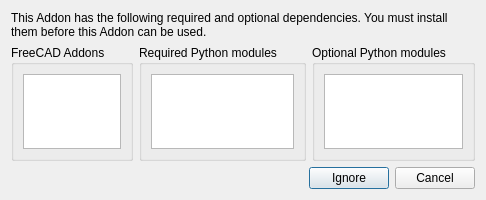
Above: dependency_resolution_dialog.ui from chennes/AddonManager before the change. Below: the same form after it.
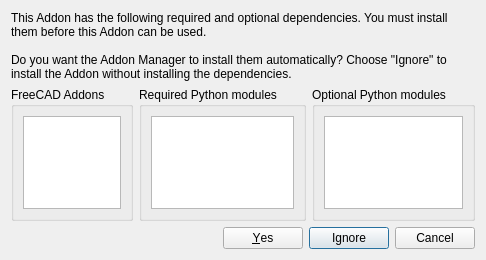
That is the form after the change.

Commit message: Addon manager: install dependencies (#5376)

```diff
--- a/dependency_resolution_dialog.ui
+++ b/dependency_resolution_dialog.ui
@@ -10,7 +10,7 @@
     <x>0</x>
     <y>0</y>
     <width>455</width>
-    <height>200</height>
+    <height>260</height>
    </rect>
   </property>
   <property name="windowTitle">
@@ -20,7 +20,9 @@
    <item>
     <widget class="QLabel" name="label">
      <property name="text">
-      <string>This Addon has the following required and optional dependencies. You must install them before this Addon can be used.</string>
+      <string>This Addon has the following required and optional dependencies. You must install them before this Addon can be used.
+
+Do you want the Addon Manager to install them automatically? Choose &quot;Ignore&quot; to install the Addon without installing the dependencies.</string>
      </property>
      <property name="wordWrap">
       <bool>true</bool>
@@ -73,7 +75,7 @@
       <enum>Qt::Horizontal</enum>
      </property>
      <property name="standardButtons">
-      <set>QDialogButtonBox::Cancel|QDialogButtonBox::Ignore</set>
+      <set>QDialogButtonBox::Cancel|QDialogButtonBox::Ignore|QDialogButtonBox::Yes</set>
      </property>
     </widget>
    </item>
```
The commit also changes 8 other files.
